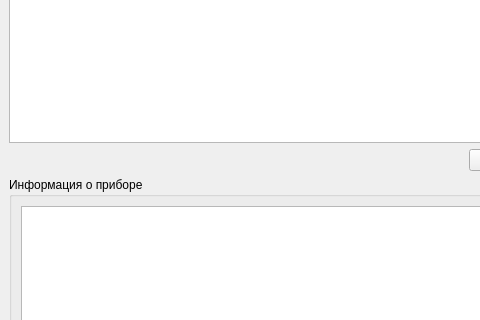
Qt form mainwindow.ui (igrekus/subst) before a commit; both pictures show x 0 to 480 and y 165 to 485 of the 730 by 606 pixel window.
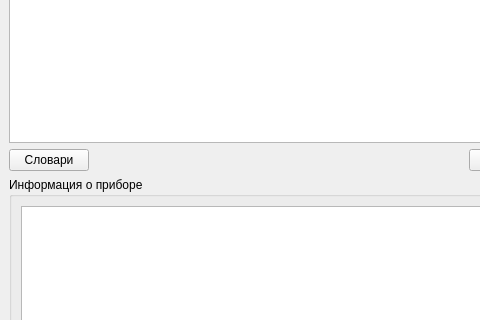
The same form after that commit.

Patch:
```diff
--- a/mainwindow.ui
+++ b/mainwindow.ui
@@ -75,6 +75,13 @@
     </item>
     <item>
      <layout class="QHBoxLayout" name="horizontalLayout">
+      <item>
+       <widget class="QPushButton" name="btnDictEditor">
+        <property name="text">
+         <string>Словари</string>
+        </property>
+       </widget>
+      </item>
       <item>
        <spacer name="horizontalSpacer">
         <property name="orientation">
```
